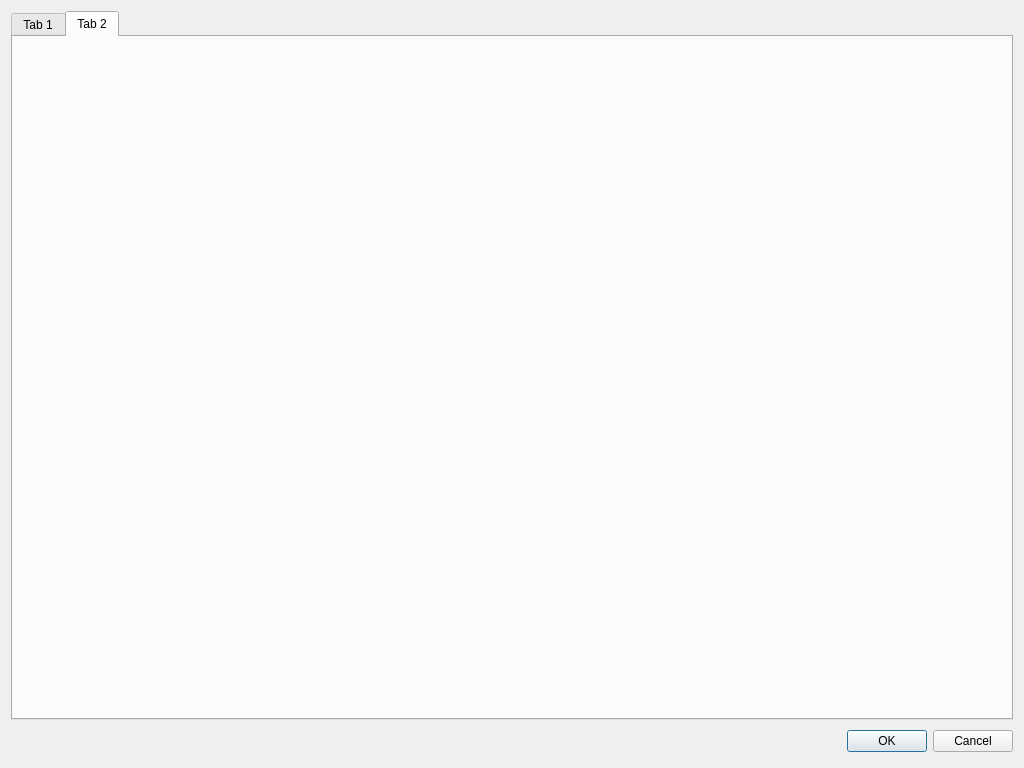
The window that Source/Windows/V3DEditor/V3DEdView/V3DEdSettingsView.ui (4dillusions/V3DEngine) describes before a commit, drawn with Qt 5.
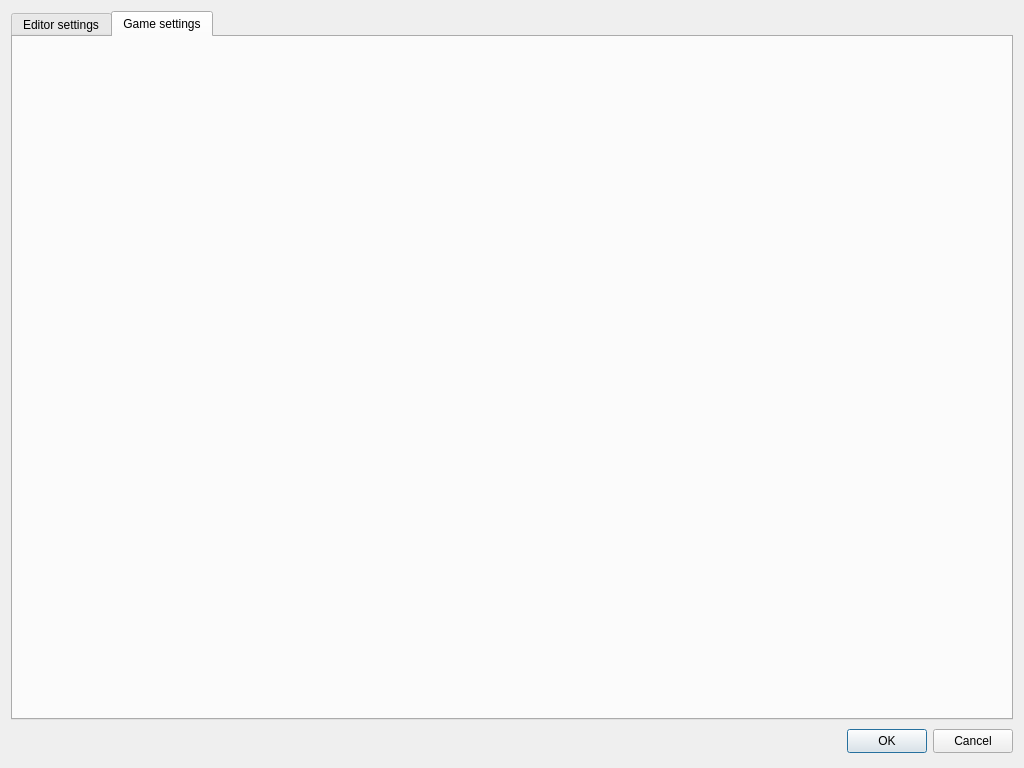
The same window after the commit. The open tabs and pages were chosen to show the change.

Commit message: [V3DEditor] modified settings ui and TODO for ViewManager

What changed in the file:
```diff
--- a/Source/Windows/V3DEditor/V3DEdView/V3DEdSettingsView.ui
+++ b/Source/Windows/V3DEditor/V3DEdView/V3DEdSettingsView.ui
@@ -28,14 +28,17 @@
   <layout class="QGridLayout" name="gridLayout">
    <item row="0" column="0">
     <widget class="QTabWidget" name="tabSettings">
-     <widget class="QWidget" name="tab">
+     <property name="currentIndex">
+      <number>1</number>
+     </property>
+     <widget class="QWidget" name="tabPageEditorSettings">
       <attribute name="title">
-       <string>Tab 1</string>
+       <string>Editor settings</string>
       </attribute>
      </widget>
      <widget class="QWidget" name="tab_2">
       <attribute name="title">
-       <string>Tab 2</string>
+       <string>Game settings</string>
       </attribute>
      </widget>
     </widget>
@@ -63,6 +66,12 @@
      </item>
      <item>
       <widget class="QPushButton" name="btnOK">
+       <property name="minimumSize">
+        <size>
+         <width>75</width>
+         <height>24</height>
+        </size>
+       </property>
        <property name="text">
         <string>OK</string>
        </property>
@@ -70,6 +79,12 @@
      </item>
      <item>
       <widget class="QPushButton" name="btnCancel">
+       <property name="minimumSize">
+        <size>
+         <width>75</width>
+         <height>24</height>
+        </size>
+       </property>
        <property name="text">
         <string>Cancel</string>
        </property>
```
Left out of the diff: 2 changed lines with no effect on the pictures. The commit also changes 1 other file.
